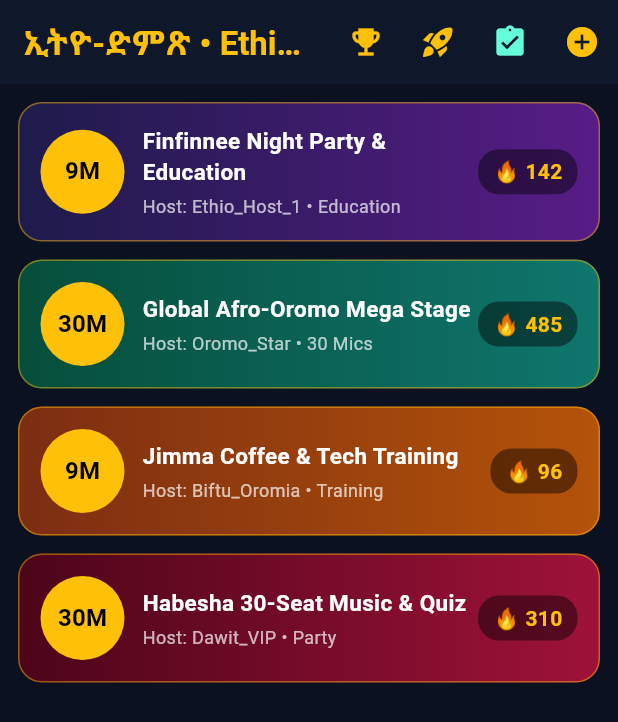
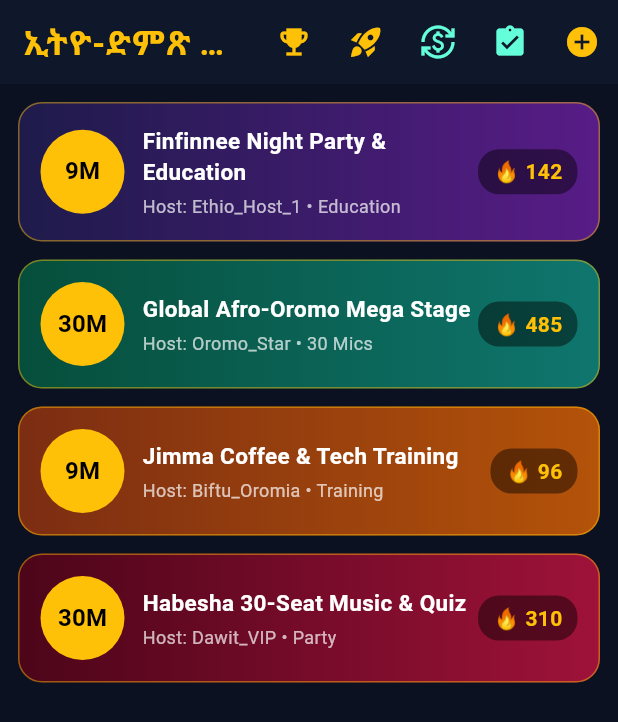
Before and after one commit to mamesabitfikadu12-lang/Jimma-voice-app, a Flutter app: the HomeTab screen opened directly with empty values, on a phone screen of 412 x 824 dp. Shown: the top 722 px of the screen. Run offline on Flutter 3.47's test engine with Material 3 defaults, Android fonts, the phone set to English and light mode, and no system bars; our stand-ins replace audioplayers, image_picker, permission_handler, socket_io_client; missing offline and left inert: zego_express_engine.

Commit message:
Add USDT global cashout feature to main.dart

```diff
--- a/jimma_voice_app/lib/main.dart
+++ b/jimma_voice_app/lib/main.dart
@@ -10,6 +10,7 @@ import 'voice_cloud_service.dart';
 import 'leaderboard_cloud_ui.dart';
 import 'pro_growth_features.dart';
 import 'html5_game_lobby.dart';
+import 'usdt_global_cashout.dart';
 
 void main() => runApp(const EthioVoiceApp());
 class AppState {
@@ -402,6 +403,11 @@ IconButton(
     backgroundColor: Colors.transparent,
     builder: (_) => ProGrowthHubSheet(roomTitle: 'Ethio-Voice', onChanged: widget.onUpd),
   ),
+),
+IconButton(
+  icon: const Icon(Icons.currency_exchange, color: Colors.tealAccent),
+  tooltip: 'Global USDT & Agency Payout',
+  onPressed: () => Navigator.push(context, MaterialPageRoute(builder: (_) => UsdtGlobalCashoutPage(onUpdated: widget.onUpd))),
 ),
 
           IconButton(icon: const Icon(Icons.assignment_turned_in, color: Colors.tealAccent), onPressed: () => Navigator.push(context, MaterialPageRoute(builder: (_) => TaskCenterPage(onUpd: widget.onUpd)))),
```
